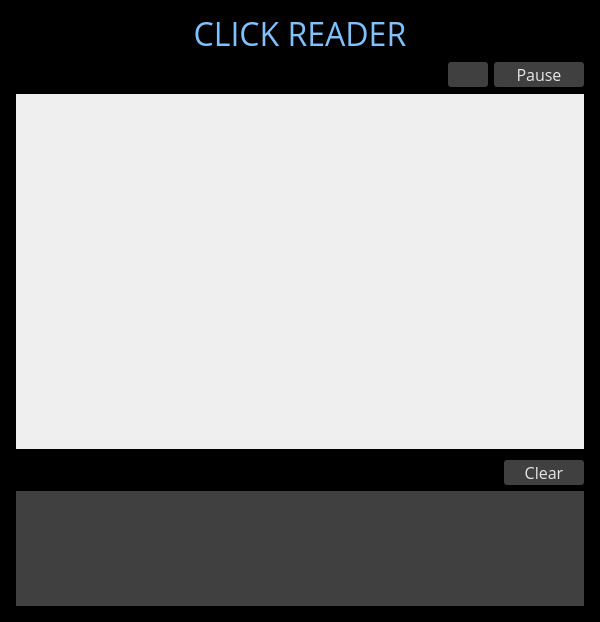
Qt form App/mainwindow.ui (ivanamunjas/ClickReader) before a commit.
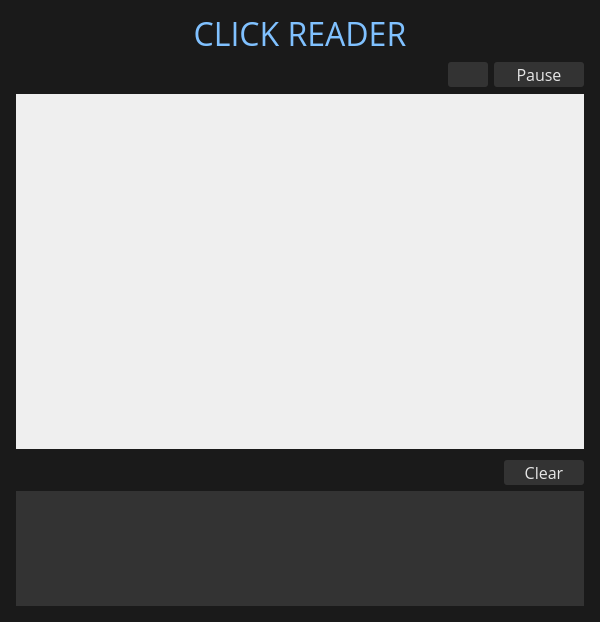
The same form after that commit. Icons and pictures are not drawn. Custom widgets are drawn as their Qt base class.

Diff of the .ui file:
```diff
--- a/App/mainwindow.ui
+++ b/App/mainwindow.ui
@@ -25,9 +25,9 @@
      <colorrole role="Window">
       <brush brushstyle="SolidPattern">
        <color alpha="255">
-        <red>0</red>
-        <green>0</green>
-        <blue>0</blue>
+        <red>26</red>
+        <green>26</green>
+        <blue>26</blue>
        </color>
       </brush>
      </colorrole>
@@ -45,9 +45,9 @@
      <colorrole role="Window">
       <brush brushstyle="SolidPattern">
        <color alpha="255">
-        <red>0</red>
-        <green>0</green>
-        <blue>0</blue>
+        <red>26</red>
+        <green>26</green>
+        <blue>26</blue>
        </color>
       </brush>
      </colorrole>
@@ -56,18 +56,18 @@
      <colorrole role="Base">
       <brush brushstyle="SolidPattern">
        <color alpha="255">
-        <red>0</red>
-        <green>0</green>
-        <blue>0</blue>
+        <red>26</red>
+        <green>26</green>
+        <blue>26</blue>
        </color>
       </brush>
      </colorrole>
      <colorrole role="Window">
       <brush brushstyle="SolidPattern">
        <color alpha="255">
-        <red>0</red>
-        <green>0</green>
-        <blue>0</blue>
+        <red>26</red>
+        <green>26</green>
+        <blue>26</blue>
        </color>
       </brush>
      </colorrole>
@@ -357,8 +357,8 @@
 QComboBox
 {
     color:#e6e6e6;
-    background-color: #404040;
-    border-color: #404040;
+    background-color: #333333;
+    border-color: #333333;
     border-width: 1px;
     border-style: solid;
 border-radius: 3px;
@@ -367,7 +367,7 @@
 QComboBox QListView
 {
     border: 1px ; 
-    border-color: #404040;
+    border-color: #333333;
     background-color: #8c8c8c;
 }
 
@@ -375,7 +375,7 @@
 {
     width: 20px;
     border: 1px;
-    border-color:#404040;
+    border-color:#333333;
     border-left-style:solid;
     border-top-style: none;
     border-bottom-style: none;
@@ -391,19 +391,19 @@
 
 
 QComboBox QAbstractItemView{
-	background-color:  #595959;
+	background-color:  #404040;
 	color:#e6e6e6;
     border: 1px;
-   border-color: #404040;
-	selection-background-color: #999999;
+   border-color: #333333;
+	selection-background-color: #595959;
 	selection-color: #e6e6e6;
 }
 
 QComboBox:hover
 {
     color:#e6e6e6;
-    background-color: #595959;
-    border-color: #595959;
+    background-color: #404040;
+    border-color: #404040;
     border-width: 1px;
     border-style: solid;
 border-radius: 3px;
@@ -416,7 +416,7 @@
            <item>
             <widget class="QLabel" name="label_2">
              <property name="text">
-              <string>TextLabel</string>
+              <string/>
              </property>
             </widget>
            </item>
@@ -436,10 +436,10 @@
              </property>
              <property name="styleSheet">
               <string notr="true">QPushButton {
-   border: 2px #404040;
+   border: 2px #333333;
 
    border-radius: 3px;
-    background-color:  #404040;
+    background-color:  #333333;
     min-width:40px;
 	color: #e6e6e6;
 
@@ -449,7 +449,7 @@
 
 QPushButton:hover {
    
-    background-color:#595959;
+    background-color:#404040;
                                      
     min-width: 80px;
 	color: #e6e6e6;
@@ -495,9 +495,9 @@
                 <colorrole role="Button">
                  <brush brushstyle="SolidPattern">
                   <color alpha="255">
-                   <red>64</red>
-                   <green>64</green>
-                   <blue>64</blue>
+                   <red>51</red>
+                   <green>51</green>
+                   <blue>51</blue>
                   </color>
                  </brush>
                 </colorrole>
@@ -522,18 +522,18 @@
                 <colorrole role="Base">
                  <brush brushstyle="SolidPattern">
                   <color alpha="255">
-                   <red>64</red>
-                   <green>64</green>
-                   <blue>64</blue>
+                   <red>51</red>
+                   <green>51</green>
+                   <blue>51</blue>
                   </color>
                  </brush>
                 </colorrole>
                 <colorrole role="Window">
                  <brush brushstyle="SolidPattern">
                   <color alpha="255">
-                   <red>64</red>
-                   <green>64</green>
-                   <blue>64</blue>
+                   <red>51</red>
+                   <green>51</green>
+                   <blue>51</blue>
                   </color>
                  </brush>
                 </colorrole>
@@ -551,9 +551,9 @@
                 <colorrole role="Button">
                  <brush brushstyle="SolidPattern">
                   <color alpha="255">
-                   <red>64</red>
-                   <green>64</green>
-                   <blue>64</blue>
+                   <red>51</red>
+                   <green>51</green>
+                   <blue>51</blue>
                   </color>
                  </brush>
                 </colorrole>
@@ -578,18 +578,18 @@
                 <colorrole role="Base">
                  <brush brushstyle="SolidPattern">
                   <color alpha="255">
-                   <red>64</red>
-                   <green>64</green>
-                   <blue>64</blue>
+                   <red>51</red>
+                   <green>51</green>
+                   <blue>51</blue>
                   </color>
                  </brush>
                 </colorrole>
                 <colorrole role="Window">
                  <brush brushstyle="SolidPattern">
                   <color alpha="255">
-                   <red>64</red>
-                   <green>64</green>
-                   <blue>64</blue>
+                   <red>51</red>
+                   <green>51</green>
+                   <blue>51</blue>
                   </color>
                  </brush>
                 </colorrole>
@@ -607,9 +607,9 @@
                 <colorrole role="Button">
                  <brush brushstyle="SolidPattern">
                   <color alpha="255">
-                   <red>64</red>
-                   <green>64</green>
-                   <blue>64</blue>
+                   <red>51</red>
+                   <green>51</green>
+                   <blue>51</blue>
                   </color>
                  </brush>
                 </colorrole>
@@ -634,18 +634,18 @@
                 <colorrole role="Base">
                  <brush brushstyle="SolidPattern">
                   <color alpha="255">
-                   <red>64</red>
-                   <green>64</green>
-                   <blue>64</blue>
+                   <red>51</red>
+                   <green>51</green>
+                   <blue>51</blue>
                   </color>
                  </brush>
                 </colorrole>
                 <colorrole role="Window">
                  <brush brushstyle="SolidPattern">
                   <color alpha="255">
-                   <red>64</red>
-                   <green>64</green>
-                   <blue>64</blue>
+                   <red>51</red>
+                   <green>51</green>
+                   <blue>51</blue>
                   </color>
                  </brush>
                 </colorrole>
@@ -662,10 +662,10 @@
              </property>
              <property name="styleSheet">
               <string notr="true">QPushButton {
-   border: 2px #404040;
+   border: 2px #333333;
 
    border-radius: 3px;
-    background-color:  #404040;
+    background-color: #333333;
     min-width: 80px;
 	color: #e6e6e6;
 
@@ -674,7 +674,7 @@
 
 QPushButton:hover {
    
-    background-color:#595959;
+    background-color:#404040;
                                      
     min-width: 80px;
 	color: #e6e6e6;
@@ -745,9 +745,9 @@
               <colorrole role="Window">
                <brush brushstyle="SolidPattern">
                 <color alpha="255">
-                 <red>0</red>
-                 <green>0</green>
-                 <blue>0</blue>
+                 <red>26</red>
+                 <green>26</green>
+                 <blue>26</blue>
                 </color>
                </brush>
               </colorrole>
@@ -792,9 +792,9 @@
               <colorrole role="Window">
                <brush brushstyle="SolidPattern">
                 <color alpha="255">
-                 <red>0</red>
-                 <green>0</green>
-                 <blue>0</blue>
+                 <red>26</red>
+                 <green>26</green>
+                 <blue>26</blue>
                 </color>
                </brush>
               </colorrole>
@@ -830,18 +830,18 @@
               <colorrole role="Base">
                <brush brushstyle="SolidPattern">
                 <color alpha="255">
-                 <red>0</red>
-                 <green>0</green>
-                 <blue>0</blue>
+                 <red>26</red>
+                 <green>26</green>
+                 <blue>26</blue>
                 </color>
                </brush>
               </colorrole>
               <colorrole role="Window">
                <brush brushstyle="SolidPattern">
                 <color alpha="255">
-                 <red>0</red>
-                 <green>0</green>
-                 <blue>0</blue>
+                 <red>26</red>
+                 <green>26</green>
+                 <blue>26</blue>
                 </color>
                </brush>
               </colorrole>
@@ -856,7 +856,7 @@
            <property name="styleSheet">
             <string notr="true">QScrollBar:vertical {          
        border: 1px solid #999999;
-       background:#b3b3b3;
+       background:#8c8c8c;
        width:10px;    
        margin: 0px 0px 0px 0px;
    }
@@ -898,8 +898,6 @@
               <height>355</height>
              </rect>
             </property>
-            <zorder>textEdit</zorder>
-            <zorder></zorder>
            </widget>
           </widget>
          </item>
@@ -999,9 +997,9 @@
                 <colorrole role="Button">
                  <brush brushstyle="SolidPattern">
                   <color alpha="255">
-                   <red>64</red>
-                   <green>64</green>
-                   <blue>64</blue>
+                   <red>51</red>
+                   <green>51</green>
+                   <blue>51</blue>
                   </color>
                  </brush>
                 </colorrole>
@@ -1026,18 +1024,18 @@
                 <colorrole role="Base">
                  <brush brushstyle="SolidPattern">
                   <color alpha="255">
-                   <red>64</red>
-                   <green>64</green>
-                   <blue>64</blue>
+                   <red>51</red>
+                   <green>51</green>
+                   <blue>51</blue>
                   </color>
                  </brush>
                 </colorrole>
                 <colorrole role="Window">
                  <brush brushstyle="SolidPattern">
                   <color alpha="255">
-                   <red>64</red>
-                   <green>64</green>
-                   <blue>64</blue>
+                   <red>51</red>
+                   <green>51</green>
+                   <blue>51</blue>
                   </color>
                  </brush>
                 </colorrole>
@@ -1055,9 +1053,9 @@
                 <colorrole role="Button">
                  <brush brushstyle="SolidPattern">
                   <color alpha="255">
-                   <red>64</red>
-                   <green>64</green>
-                   <blue>64</blue>
+                   <red>51</red>
+                   <green>51</green>
+                   <blue>51</blue>
                   </color>
                  </brush>
                 </colorrole>
@@ -1082,18 +1080,18 @@
                 <colorrole role="Base">
                  <brush brushstyle="SolidPattern">
                   <color alpha="255">
-                   <red>64</red>
-                   <green>64</green>
-                   <blue>64</blue>
+                   <red>51</red>
+                   <green>51</green>
+                   <blue>51</blue>
                   </color>
                  </brush>
                 </colorrole>
                 <colorrole role="Window">
                  <brush brushstyle="SolidPattern">
                   <color alpha="255">
-                   <red>64</red>
-                   <green>64</green>
-                   <blue>64</blue>
+                   <red>51</red>
+                   <green>51</green>
+                   <blue>51</blue>
                   </color>
                  </brush>
                 </colorrole>
@@ -1111,9 +1109,9 @@
                 <colorrole role="Button">
                  <brush brushstyle="SolidPattern">
                   <color alpha="255">
-                   <red>64</red>
-                   <green>64</green>
-                   <blue>64</blue>
+                   <red>51</red>
+                   <green>51</green>
+                   <blue>51</blue>
                   </color>
                  </brush>
                 </colorrole>
@@ -1138,18 +1136,18 @@
                 <colorrole role="Base">
                  <brush brushstyle="SolidPattern">
                   <color alpha="255">
-                   <red>64</red>
-                   <green>64</green>
-                   <blue>64</blue>
+                   <red>51</red>
+                   <green>51</green>
+                   <blue>51</blue>
                   </color>
                  </brush>
                 </colorrole>
                 <colorrole role="Window">
                  <brush brushstyle="SolidPattern">
                   <color alpha="255">
-                   <red>64</red>
-                   <green>64</green>
-                   <blue>64</blue>
+                   <red>51</red>
+                   <green>51</green>
+                   <blue>51</blue>
                   </color>
                  </brush>
                 </colorrole>
@@ -1166,10 +1164,10 @@
              </property>
              <property name="styleSheet">
               <string notr="true">QPushButton {
-   border: 2px #404040;
+   border: 2px #333333;
 
    border-radius: 3px;
-    background-color:  #404040;
+    background-color:  #333333;
     min-width: 80px;
 	color: #e6e6e6;
 
@@ -1178,7 +1176,7 @@
 
 QPushButton:hover {
    
-    background-color:#595959;
+    background-color:#404040;
                                      
     min-width: 80px;
 	color: #e6e6e6;
@@ -1213,27 +1211,27 @@
               <colorrole role="Button">
                <brush brushstyle="SolidPattern">
                 <color alpha="255">
-                 <red>64</red>
-                 <green>64</green>
-                 <blue>64</blue>
+                 <red>51</red>
+                 <green>51</green>
+                 <blue>51</blue>
                 </color>
                </brush>
               </colorrole>
               <colorrole role="Base">
                <brush brushstyle="SolidPattern">
                 <color alpha="255">
-                 <red>64</red>
-                 <green>64</green>
-                 <blue>64</blue>
+                 <red>51</red>
+                 <green>51</green>
+                 <blue>51</blue>
                 </color>
                </brush>
               </colorrole>
               <colorrole role="Window">
                <brush brushstyle="SolidPattern">
                 <color alpha="255">
-                 <red>64</red>
-                 <green>64</green>
-                 <blue>64</blue>
+                 <red>51</red>
+                 <green>51</green>
+                 <blue>51</blue>
                 </color>
                </brush>
               </colorrole>
@@ -1242,27 +1240,27 @@
               <colorrole role="Button">
                <brush brushstyle="SolidPattern">
                 <color alpha="255">
-                 <red>64</red>
-                 <green>64</green>
-                 <blue>64</blue>
+                 <red>51</red>
+                 <green>51</green>
+                 <blue>51</blue>
                 </color>
                </brush>
               </colorrole>
               <colorrole role="Base">
                <brush brushstyle="SolidPattern">
                 <color alpha="255">
-                 <red>64</red>
-                 <green>64</green>
-                 <blue>64</blue>
+                 <red>51</red>
+                 <green>51</green>
+                 <blue>51</blue>
                 </color>
                </brush>
               </colorrole>
               <colorrole role="Window">
                <brush brushstyle="SolidPattern">
                 <color alpha="255">
-                 <red>64</red>
-                 <green>64</green>
-                 <blue>64</blue>
+                 <red>51</red>
+                 <green>51</green>
+                 <blue>51</blue>
                 </color>
                </brush>
               </colorrole>
@@ -1271,27 +1269,27 @@
               <colorrole role="Button">
                <brush brushstyle="SolidPattern">
                 <color alpha="255">
-                 <red>64</red>
-                 <green>64</green>
-                 <blue>64</blue>
+                 <red>51</red>
+                 <green>51</green>
+                 <blue>51</blue>
                 </color>
                </brush>
               </colorrole>
               <colorrole role="Base">
                <brush brushstyle="SolidPattern">
                 <color alpha="255">
-                 <red>64</red>
-                 <green>64</green>
-                 <blue>64</blue>
+                 <red>51</red>
+                 <green>51</green>
+                 <blue>51</blue>
                 </color>
                </brush>
               </colorrole>
               <colorrole role="Window">
                <brush brushstyle="SolidPattern">
                 <color alpha="255">
-                 <red>64</red>
-                 <green>64</green>
-                 <blue>64</blue>
+                 <red>51</red>
+                 <green>51</green>
+                 <blue>51</blue>
                 </color>
                </brush>
               </colorrole>
@@ -1309,7 +1307,7 @@
            <property name="styleSheet">
             <string notr="true">QScrollBar:vertical {          
        border: 1px solid #999999;
-       background:#b3b3b3;
+       background:#8c8c8c;
        width:10px;    
        margin: 0px 0px 0px 0px;
    }
@@ -1333,7 +1331,7 @@
    }
 QTextEdit {
 
-background-color: #404040;
+background-color: #333333;
 border: 0px;
 
 }</string>
```
